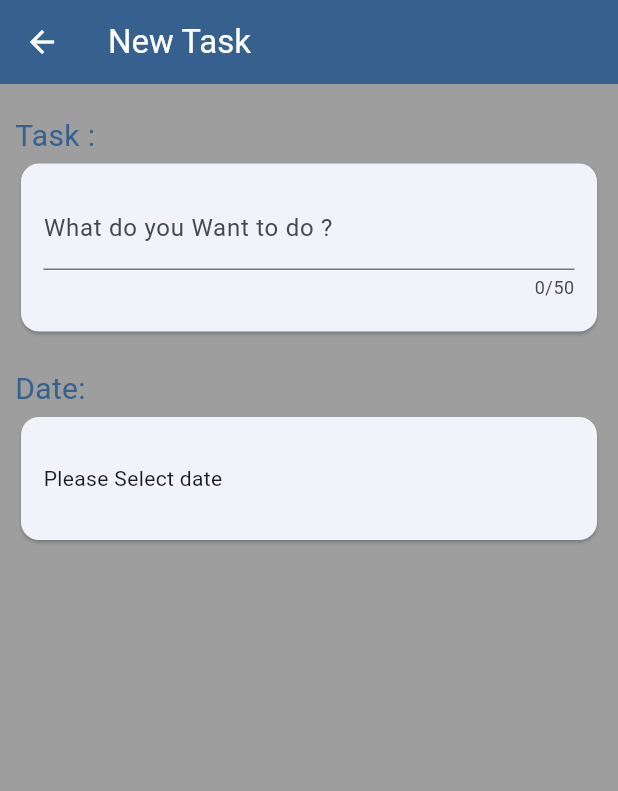
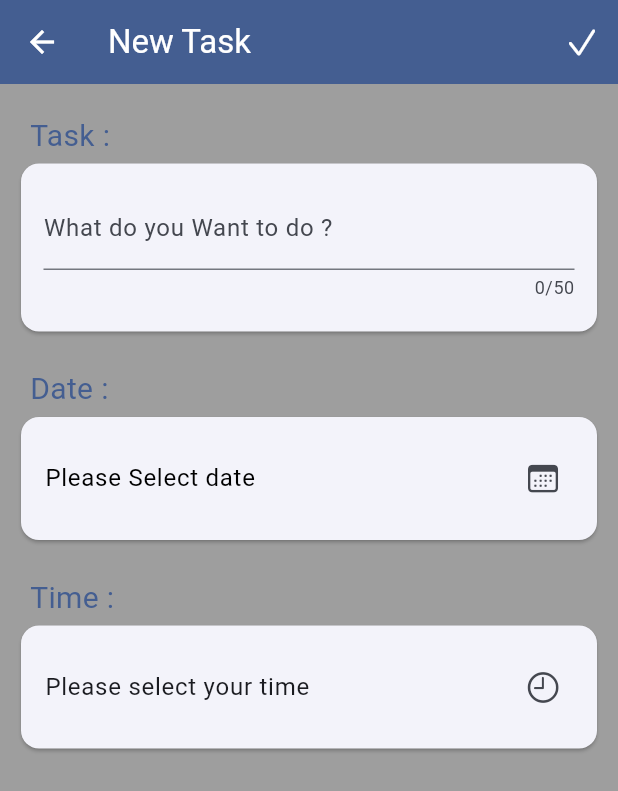
Before and after one commit to BunBenAkin-Dev/todo_list_app, a Flutter app: the screen it shows after launch, after a tap on the "add" icon, on a phone screen of 412 x 824 dp. Shown: the top 791 px of the screen. Run offline on Flutter 3.47's test engine with Material 3 defaults, Android fonts, the phone set to English and light mode, and no system bars; our stand-ins replace flutter_riverpod, sqflite; accounts and stored records are empty.

Commit message:
slow and steady

```diff
--- a/lib/main.dart
+++ b/lib/main.dart
@@ -1,8 +1,10 @@
+import 'package:flutter/cupertino.dart';
 import 'package:flutter/material.dart';
 import 'package:flutter_riverpod/flutter_riverpod.dart';
 import 'package:todo_list_app/ui/screen/home.dart';
 
-final kcolorscheme = ColorScheme.fromSeed(seedColor: Colors.blue);
+final kcolorscheme =
+    ColorScheme.fromSeed(seedColor: CupertinoColors.activeBlue);
 
 void main() {
   runApp(ProviderScope(
--- a/lib/provider/to_do_nofiy.dart
+++ b/lib/provider/to_do_nofiy.dart
@@ -1,4 +1,5 @@
 import 'package:flutter_riverpod/flutter_riverpod.dart';
+import 'package:intl/intl.dart';
 import 'package:todo_list_app/model/data.dart';
 import 'package:path/path.dart' as path;
 
@@ -22,17 +23,46 @@ Future<Database> _getsqfldatabase() async {
 class Todolisty extends StateNotifier<List<Tododata>> {
   Todolisty() : super([]);
 
-  void savetodo(String id, String text, DateTime datey) async {
+  Future<List<Tododata>> load() async {
+    final db = await _getsqfldatabase();
+
+    final aol = await db.query('To_Do');
+
+    final newdata = aol
+        .map((e) => Tododata(
+            text: e['text'] as String,
+            datey: dateformat.parse(e['datetime'] as String)))
+        .toList();
+
+    print(newdata.length);
+
+    state = newdata;
+    return newdata;
+  }
+
+  void savetodo(String text, DateTime datey) async {
     final newdata = Tododata(text: text, datey: datey);
 
     final db = await _getsqfldatabase();
     db.insert('To_Do', {
       'id': newdata.id,
       'text': newdata.text,
-      'datey': dateformat.format(newdata.datey),
+      'datetime': dateformat.format(newdata.datey),
     });
 
     state = [newdata, ...state];
+
+    await load();
+  }
+
+  Future<void> deletedata(String text) async {
+    final db = await _getsqfldatabase();
+    final aol = db.delete(
+      'To_Do',
+      where: 'text  = ?',
+      whereArgs: [text],
+    );
+    await load();
   }
 }
 
--- a/lib/services/sqldatabase.dart
+++ b/lib/services/sqldatabase.dart
@@ -2,6 +2,7 @@ import 'package:path/path.dart' as path;
 
 import 'package:sqflite/sqflite.dart' as sql;
 import 'package:sqflite/sqlite_api.dart';
+import 'package:todo_list_app/model/data.dart';
 
 Future<Database> _getsqfldatabase() async {
   final dbpath = await sql.getDatabasesPath();
@@ -16,3 +17,19 @@ Future<Database> _getsqfldatabase() async {
   );
   return db;
 }
+
+Future<List<Tododata>> load() async {
+  final db = await _getsqfldatabase();
+
+  final aol = await db.query('To_Do');
+
+  final newdata = aol
+      .map((e) => Tododata(
+          text: e['text'] as String,
+          datey: dateformat.parse(e['datetime'] as String)))
+      .toList();
+
+  print(newdata.length);
+
+  return newdata;
+}
--- a/lib/ui/screen/adddatascreen.dart
+++ b/lib/ui/screen/adddatascreen.dart
@@ -1,19 +1,36 @@
+import 'package:flutter/cupertino.dart';
 import 'package:flutter/material.dart';
+import 'package:flutter_riverpod/flutter_riverpod.dart';
 import 'package:todo_list_app/main.dart';
 import 'package:todo_list_app/model/data.dart';
+import 'package:todo_list_app/provider/to_do_nofiy.dart';
 import 'package:todo_list_app/util/Textheader.dart';
 
-class AddNewTask extends StatefulWidget {
+class AddNewTask extends ConsumerStatefulWidget {
   const AddNewTask({super.key});
 
   @override
-  State<AddNewTask> createState() => _AddNewTaskState();
+  ConsumerState<AddNewTask> createState() => _AddNewTaskState();
 }
 
-class _AddNewTaskState extends State<AddNewTask> {
+class _AddNewTaskState extends ConsumerState<AddNewTask> {
   DateTime? selcteddate;
+  TimeOfDay? selectedTime;
+  final formki = GlobalKey<FormState>();
+
+  final wyd = TextEditingController();
+
   @override
   Widget build(BuildContext context) {
+    void saveup() {
+      final wydtext = wyd.text;
+
+      if (wydtext.isNotEmpty || selcteddate != null || selectedTime != null) {
+        ref.read(todolistnotify.notifier).savetodo(wydtext, selcteddate!);
+      }
+      Navigator.of(context).pop();
+    }
+
     return Scaffold(
       backgroundColor: Colors.grey,
       appBar: AppBar(
@@ -24,6 +41,9 @@ class _AddNewTaskState extends State<AddNewTask> {
           style: TextStyle(color: Colors.white),
         ),
         centerTitle: false,
+        actions: [
+          IconButton(onPressed: saveup, icon: Icon(CupertinoIcons.check_mark))
+        ],
       ),
       body: SafeArea(
           minimum: const EdgeInsets.symmetric(vertical: 20, horizontal: 10),
@@ -35,13 +55,17 @@ class _AddNewTaskState extends State<AddNewTask> {
     return Column(
       crossAxisAlignment: CrossAxisAlignment.start,
       children: [
-        const Texthead(apl: 'Task : '),
+        const Padding(
+          padding: EdgeInsets.symmetric(horizontal: 10),
+          child: Texthead(apl: 'Task :'),
+        ),
         SizedBox(
           height: 120,
           child: Card(
             child: Padding(
               padding: const EdgeInsets.all(15),
               child: TextFormField(
+                controller: wyd,
                 maxLength: 50,
                 decoration: const InputDecoration(
                     labelText: 'What do you Want to do ?'),
@@ -52,8 +76,19 @@ class _AddNewTaskState extends State<AddNewTask> {
         const SizedBox(
           height: 20,
         ),
-        const Texthead(apl: 'Date: '),
+        const Padding(
+          padding: EdgeInsets.symmetric(horizontal: 10),
+          child: Texthead(apl: 'Date :'),
+        ),
         _tasktimr(context),
+        const SizedBox(
+          height: 20,
+        ),
+        const Padding(
+          padding: EdgeInsets.symmetric(horizontal: 10),
+          child: Texthead(apl: 'Time :'),
+        ),
+        _timey(context),
       ],
     );
   }
@@ -76,16 +111,46 @@ class _AddNewTaskState extends State<AddNewTask> {
         child: InkWell(
           onTap: showl,
           child: Card(
-              child: Row(
-            children: [
-              Padding(
-                padding: const EdgeInsets.all(15),
-                child: Text(selcteddate == null
-                    ? 'Please Select date'
-                    : dateformat.format(selcteddate!)),
-              ),
-            ],
+              child: Center(
+            child: ListTile(
+                title: Text(
+                  selcteddate == null
+                      ? 'Please Select date'
+                      : dateformat.format(selcteddate!),
+                  style: const TextStyle(color: CupertinoColors.black),
+                ),
+                trailing: const Icon(
+                  CupertinoIcons.calendar,
+                )),
           )),
         ));
   }
+
+  Widget _timey(BuildContext context) {
+    void _timer() async {
+      const datu = TimeOfDay(hour: 0, minute: 0);
+      final picktime =
+          await showTimePicker(context: context, initialTime: datu);
+
+      if (picktime != null) {
+        setState(() {
+          selectedTime = picktime;
+        });
+      }
+    }
+
+    return SizedBox(
+      height: 90,
+      child: Card(
+          child: Center(
+        child: ListTile(
+          onTap: _timer,
+          title: Text(selectedTime == null
+              ? 'Please select your time'
+              : selectedTime!.format(context)),
+          trailing: const Icon(CupertinoIcons.time),
+        ),
+      )),
+    );
+  }
 }
--- a/lib/ui/screen/home.dart
+++ b/lib/ui/screen/home.dart
@@ -1,20 +1,47 @@
 import 'package:flutter/material.dart';
+import 'package:flutter_riverpod/flutter_riverpod.dart';
+import 'package:todo_list_app/model/data.dart';
+
+import 'package:todo_list_app/provider/to_do_nofiy.dart';
+import 'package:todo_list_app/services/sqldatabase.dart';
+
+import 'package:todo_list_app/ui/componet/list.dart';
 import 'package:todo_list_app/ui/screen/adddatascreen.dart';
 
-class HomeScreen extends StatelessWidget {
+class HomeScreen extends ConsumerStatefulWidget {
   const HomeScreen({super.key});
 
   @override
+  ConsumerState<HomeScreen> createState() => _HomeScreenState();
+}
+
+class _HomeScreenState extends ConsumerState<HomeScreen> {
+  @override
   Widget build(BuildContext context) {
-    void addnewtaskscreen() {
-      Navigator.of(context)
-          .push(MaterialPageRoute(builder: (ctx) => const AddNewTask()));
+    final loadout = ref.read(todolistnotify.notifier).load();
+
+    void addnewtaskscreen() async {
+      Navigator.of(context).push<Tododata>(
+          MaterialPageRoute(builder: (ctx) => const AddNewTask()));
     }
 
     return Scaffold(
-      appBar: AppBar(),
+      appBar: AppBar(
+        title: const Text('To Do List'),
+        centerTitle: false,
+      ),
       body: LayoutBuilder(builder: (context, orientation) {
-        return SafeArea(child: Text(''));
+        return SafeArea(
+            child: FutureBuilder(
+                future: load(),
+                builder: (ctx, snapshot) {
+                  final listy = snapshot.data;
+                  return snapshot.hasData
+                      ? Listtray(listy: listy!)
+                      : const Center(
+                          child: CircularProgressIndicator(),
+                        );
+                }));
       }),
       floatingActionButton: FloatingActionButton(
         onPressed: addnewtaskscreen,
```
Also changed, not shown: lib/model/data.dart (+17 -2 lines), lib/ui/componet/list.dart (+20 -2 lines), lib/ui/componet/listitem.dart (+47 -0 lines).
